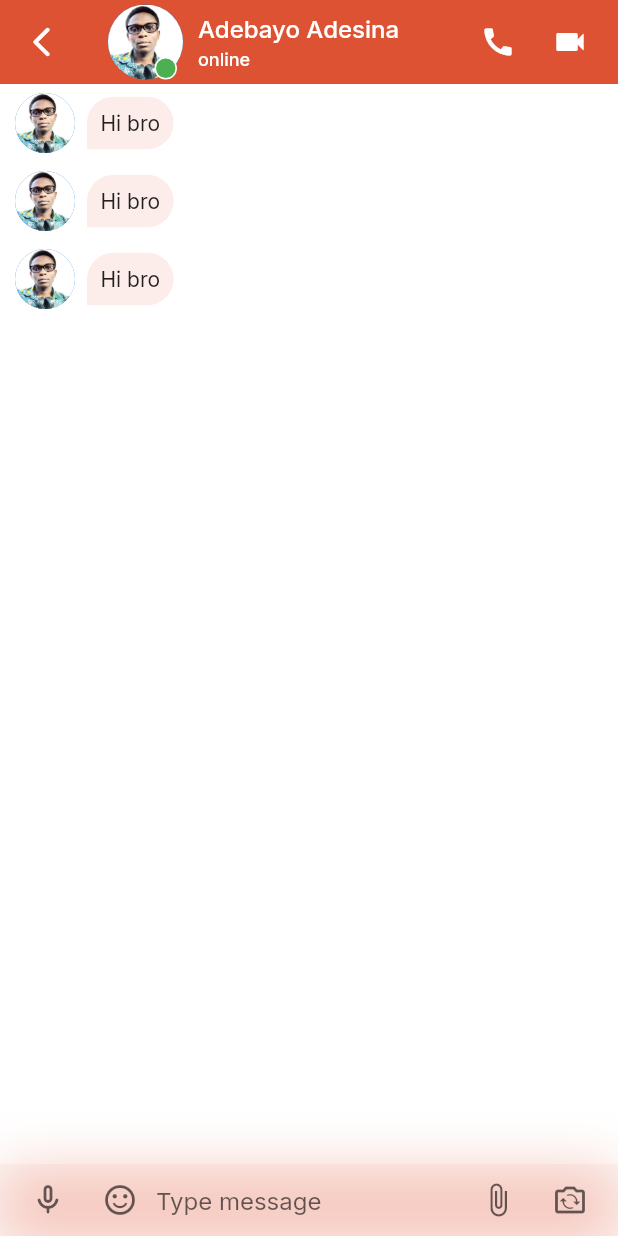
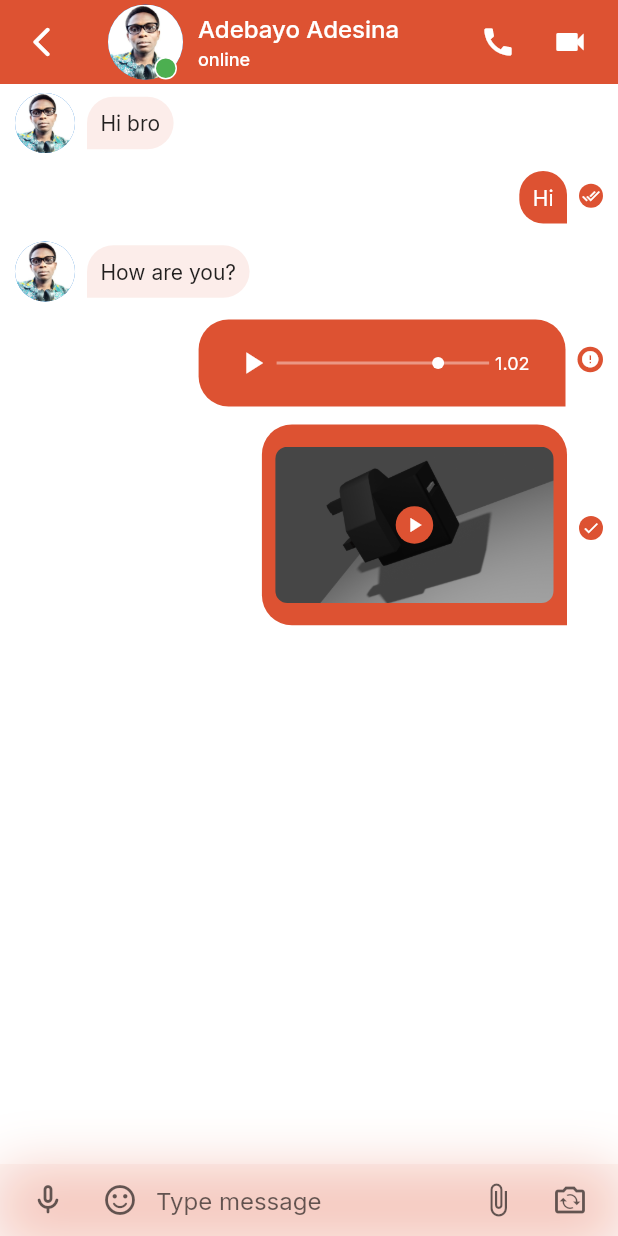
Before and after one commit to adebayoAdesina/Flutter_Simple_ChatApp_UI, a Flutter app: the ChatScreen screen opened directly, after a tap on "Adebayo Adesina", on a phone screen of 412 x 824 dp. Run offline on Flutter 3.47's test engine with Material 2 defaults, Android fonts, the phone set to English and light mode, and no system bars; our stand-ins replace google_fonts.

Commit message:
message page completed

```diff
--- a/lib/Model/chat_message.dart
+++ b/lib/Model/chat_message.dart
@@ -1,5 +1,5 @@
 enum ChatMessageType { text, audio, image, video }
-enum MessageStatus { notSent, notView, viewed}
+enum MessageStatus { notSent, notView, viewed }
 
 class ChatMessage {
   String? text;
@@ -7,12 +7,7 @@ class ChatMessage {
   MessageStatus? messageStatus;
   bool? isSender;
 
-  ChatMessage({
-    this.text,
-    this.messageType,
-    this.messageStatus,
-    this.isSender
-  });
+  ChatMessage({this.text, this.messageType, this.messageStatus, this.isSender});
 }
 
 List demoChatMessages = [
@@ -20,15 +15,25 @@ List demoChatMessages = [
       text: "Hi bro",
       messageType: ChatMessageType.text,
       messageStatus: MessageStatus.viewed,
-  ),
+      isSender: true),
   ChatMessage(
-    text: "Hi bro",
+      text: "Hi",
+      messageType: ChatMessageType.text,
+      messageStatus: MessageStatus.viewed,
+      isSender: false),
+  ChatMessage(
+      text: "How are you?",
+      messageType: ChatMessageType.text,
+      messageStatus: MessageStatus.notView,
+      isSender: true),
+  ChatMessage(
+      text: '',
       messageType: ChatMessageType.audio,
       messageStatus: MessageStatus.notSent,
-  ),
+      isSender: false),
   ChatMessage(
-    text: "Hi bro",
-    messageType: ChatMessageType.image,
+      text: '',
+      messageType: ChatMessageType.video,
       messageStatus: MessageStatus.notView,
-  )
+      isSender: false)
 ];
--- a/lib/Widgets/message.dart
+++ b/lib/Widgets/message.dart
@@ -1,5 +1,7 @@
 import 'package:flutter/material.dart';
 import 'package:simple_chat_app_ui/Model/chat_message.dart';
+import 'package:simple_chat_app_ui/Util/colors.dart';
+import 'package:simple_chat_app_ui/Util/util.dart';
 
 import '../Model/chat.dart';
 
@@ -11,9 +13,128 @@ class Message extends StatelessWidget {
 
   @override
   Widget build(BuildContext context) {
+    Widget messageContent(ChatMessage message, double opacity, Color color) {
+      switch (message.messageType) {
+        case ChatMessageType.text:
+          return Text(
+            message.text.toString(),
+            style: TextStyle(color: color),
+          );
+        case ChatMessageType.audio:
+          return Container(
+            width: MediaQuery.of(context).size.width * 0.55,
+            padding: const EdgeInsets.symmetric(
+              horizontal: kDefaultPadding * 0.75,
+              vertical: kDefaultPadding / 2.5,
+            ),
+            decoration: BoxDecoration(
+              color: kPrimaryColor.withOpacity(opacity),
+            ),
+            child: Row(
+              children: [
+                Icon(
+                  Icons.play_arrow,
+                  color: color,
+                ),
+                const SizedBox(
+                  width: 4.0,
+                ),
+                Expanded(
+                  child: Stack(
+                    clipBehavior: Clip.none,
+                    children: [
+                      Container(
+                        width: double.infinity,
+                        height: 2,
+                        color: color.withOpacity(0.4),
+                      ),
+                      Positioned(
+                        top: -3,
+                        right: 30,
+                        child: Container(
+                          height: 8,
+                          width: 8,
+                          decoration: BoxDecoration(
+                            color: color,
+                            shape: BoxShape.circle,
+                          ),
+                        ),
+                      )
+                    ],
+                  ),
+                ),
+                const SizedBox(
+                  width: 4.0,
+                ),
+                Text(
+                  '1.02',
+                  style: TextStyle(fontSize: 12, color: color),
+                )
+              ],
+            ),
+          );
+        case ChatMessageType.video:
+          return SizedBox(
+            width: MediaQuery.of(context).size.width * 0.45,
+            child: AspectRatio(
+              aspectRatio: 1.6,
+              child: Stack(
+                alignment: Alignment.center,
+                children: [
+                  ClipRRect(
+                    borderRadius: BorderRadius.circular(8.0),
+                    child: Image.asset('assets/charger.png'),
+                  ),
+                  Container(
+                    height: 25,
+                    width: 25,
+                    decoration: const BoxDecoration(
+                      color: kPrimaryColor,
+                      shape: BoxShape.circle,
+                    ),
+                    child: const Icon(
+                      Icons.play_arrow,
+                      size: 16,
+                      color: Colors.white,
+                    ),
+                  ),
+                ],
+              ),
+            ),
+          );
+        default:
+          return const SizedBox.shrink();
+      }
+    }
+
+    Icon dotChange(ChatMessage message) {
+      switch (message.messageStatus) {
+        case MessageStatus.viewed:
+          return const Icon(
+            Icons.done_all_outlined,
+            size: 12,
+            color: Colors.white,
+          );
+        case MessageStatus.notSent:
+          return const Icon(
+            Icons.error,
+            size: 13,
+            color: Colors.white,
+          );
+
+        default:
+          return const Icon(
+            Icons.done,
+            size: 12,
+            color: Colors.white,
+          );
+      }
+    }
+
     return Container(
       padding: const EdgeInsets.symmetric(horizontal: 10.0, vertical: 6.0),
-      child: Row(
+      child: message.isSender!
+          ? Row(
               children: [
                 CircleAvatar(
                   backgroundImage: AssetImage(
@@ -30,19 +151,48 @@ class Message extends StatelessWidget {
                         topLeft: Radius.circular(20),
                         topRight: Radius.circular(20),
                         bottomRight: Radius.circular(20)),
-              color: Theme.of(context).scaffoldBackgroundColor.withOpacity(0.1),
+                    color: Theme.of(context)
+                        .scaffoldBackgroundColor
+                        .withOpacity(0.1),
                   ),
                   child: InkWell(
                     onLongPress: () {},
                     child: Column(
-                children: [
-                  Text(
-                    message.text.toString(),
-                    style: const TextStyle(color: Colors.black87),
-                  ),
-                ],
+                      children: [messageContent(message, 0.1, Colors.black87)],
                     ),
                   ),
+                )
+              ],
+            )
+          : Row(
+              mainAxisAlignment: MainAxisAlignment.end,
+              crossAxisAlignment: CrossAxisAlignment.baseline,
+              textBaseline: TextBaseline.alphabetic,
+              children: [
+                Container(
+                  padding: const EdgeInsets.all(9.0),
+                  decoration: BoxDecoration(
+                    borderRadius: const BorderRadius.only(
+                        topLeft: Radius.circular(20),
+                        topRight: Radius.circular(20),
+                        bottomLeft: Radius.circular(20)),
+                    color: Theme.of(context).scaffoldBackgroundColor,
+                  ),
+                  child: InkWell(
+                    onLongPress: () {},
+                    child: Column(
+                      children: [messageContent(message, 1, Colors.white)],
+                    ),
+                  ),
+                ),
+                const SizedBox(
+                  width: 8.0,
+                ),
+                Container(
+                  padding: const EdgeInsets.all(2),
+                  decoration: const BoxDecoration(
+                      color: kPrimaryColor, shape: BoxShape.circle),
+                  child: dotChange(message),
                 )
               ],
             ),
```
Also changed, not shown: assets/readMeScreenshoot/Screenshot_2022.07.26_01.50.59.808.png (added), assets/readMeScreenshoot/Screenshot_2022.07.26_01.51.08.973.png (added), assets/readMeScreenshoot/Screenshot_2022.07.26_01.51.17.555.png (added), assets/readMeScreenshoot/Screenshot_2022.07.26_01.54.42.539.png (added), 1 other file. Lines whose indentation alone changed are shown as unchanged.
